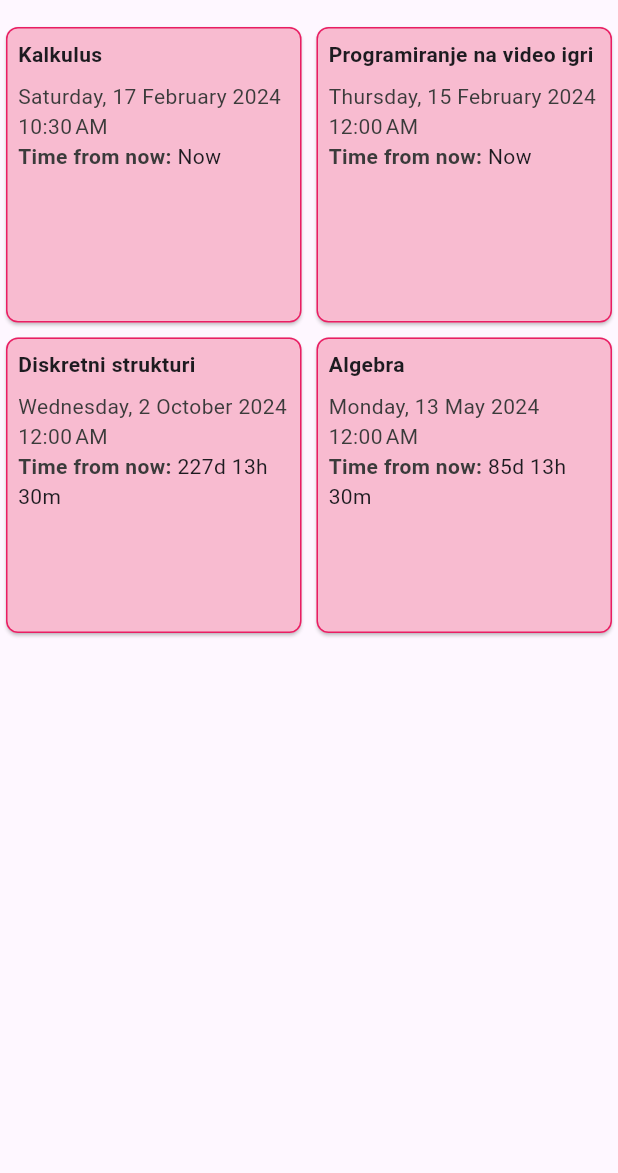
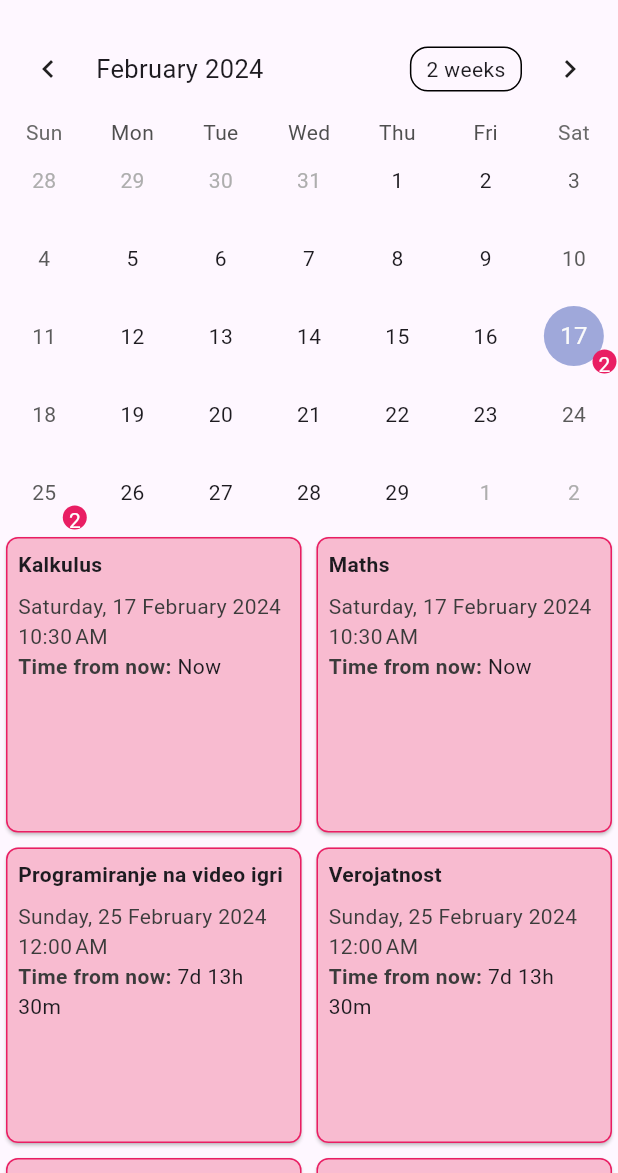
Before and after one commit to josifovskaanastasija/mis-lab-3, a Flutter app: the screen it shows after launch, on a phone screen of 412 x 824 dp, the part 63-1236 px from its top. Run offline on Flutter 3.47's test engine with Material 3 defaults, Android fonts, the light colour scheme and no system bars; drawn by our look-alikes of table_calendar; our stand-ins replace firebase_auth, firebase_core, flutter_local_notifications; accounts and stored records are empty.

Commit message:
Lab 4
calendar + local notifications

```diff
--- a/lib/main.dart
+++ b/lib/main.dart
@@ -4,6 +4,8 @@ import 'package:intl/intl.dart';
 import 'exam.dart';
 import 'firebase_options.dart';
 import 'package:firebase_auth/firebase_auth.dart';
+import 'package:table_calendar/table_calendar.dart';
+import 'package:flutter_local_notifications/flutter_local_notifications.dart';
 
 
 class ExamForm extends StatefulWidget {
@@ -78,6 +80,7 @@ class ExamFormState extends State<ExamForm> {
       String formattedTime = DateFormat('jm').format(timestamp);
       return '$formattedDate $formattedTime';
     }
+
     String? _subjectError;
 
     return Container(
@@ -163,11 +166,56 @@ class ExamFormState extends State<ExamForm> {
 }
 
 
+final FlutterLocalNotificationsPlugin flutterLocalNotificationsPlugin =
+    FlutterLocalNotificationsPlugin();
+
+
 void main() async {
   WidgetsFlutterBinding.ensureInitialized();
   await Firebase.initializeApp(options: DefaultFirebaseOptions.currentPlatform);
+
+const AndroidInitializationSettings initializationSettingsAndroid =
+    AndroidInitializationSettings('@mipmap/ic_launcher');
+
+
+  var initializationSettings = InitializationSettings(
+      android: initializationSettingsAndroid);
+
+  await flutterLocalNotificationsPlugin.initialize(initializationSettings);
+
+
   runApp(const MyApp());
 }
+
+
+Future<void> scheduleNotification(
+    FlutterLocalNotificationsPlugin flutterLocalNotificationsPlugin,
+    Exam exam,
+) async {
+  final DateTime now = DateTime.now();
+  final DateTime notificationTime = exam.timestamp.subtract(const Duration(days: 1));
+
+  if (notificationTime.isAfter(now)) {
+    const AndroidNotificationDetails androidPlatformChannelSpecifics =
+        AndroidNotificationDetails(
+      'exam_channel', 'Exam Notifications',
+      importance: Importance.max,
+      priority: Priority.high,
+      showWhen: false,
+    );
+    const NotificationDetails platformChannelSpecifics =
+        NotificationDetails(android: androidPlatformChannelSpecifics);
+
+    await flutterLocalNotificationsPlugin.schedule(
+      0,
+      'Upcoming Exam',
+      'You have an upcoming exam for ${exam.course} tomorrow!',
+      notificationTime,
+      platformChannelSpecifics,
+    );
+  }
+}
+
 
 class MyApp extends StatelessWidget {
   const MyApp({Key? key});
@@ -214,14 +262,36 @@ class MainListScreen extends StatefulWidget {
 class MainListScreenState extends State<MainListScreen> {
   final List<Exam> exams = [
     Exam(course: 'Kalkulus', timestamp: DateTime.now()),
-    Exam(course: 'Programiranje na video igri', timestamp: DateTime(2024, 02, 15)),
+    Exam(course: 'Maths', timestamp: DateTime.now()),
+    Exam(
+        course: 'Programiranje na video igri',
+        timestamp: DateTime(2024, 02, 25)),
+    Exam(course: 'Verojatnost', timestamp: DateTime(2024, 02, 25)),
     Exam(course: 'Diskretni strukturi', timestamp: DateTime(2024, 10, 02)),
     Exam(course: 'Algebra', timestamp: DateTime(2024, 05, 13)),
   ];
 
+  List<dynamic> _getEventsForDay(DateTime day) {
+    List<dynamic> events = [];
+
+    for (Exam exam in exams) {
+      if (day.year == exam.timestamp.year &&
+          day.month == exam.timestamp.month &&
+          day.day == exam.timestamp.day) {
+        events.add(exam);
+      }
+    }
+
+    return events;
+  }
+
+  CalendarFormat _calendarFormat = CalendarFormat.month;
+  RangeSelectionMode _rangeSelectionMode = RangeSelectionMode.disabled;
+
   @override
   Widget build(BuildContext context) {
     bool isLoggedIn = FirebaseAuth.instance.currentUser != null;
+    bool isDialogOpen = false;
 
     return Scaffold(
       appBar: AppBar(
@@ -247,7 +317,84 @@ class MainListScreenState extends State<MainListScreen> {
           ),
         ],
       ),
-      body: GridView.builder(
+      body: Column(
+        children: [
+          TableCalendar(
+            calendarFormat: _calendarFormat,
+            rangeSelectionMode: _rangeSelectionMode,
+            eventLoader: _getEventsForDay,
+            firstDay: DateTime.utc(
+                2022, 1, 1),
+            lastDay: DateTime.utc(
+                2025, 12, 31),
+            focusedDay: DateTime.now(),
+            onDaySelected: (selectedDay, focusedDay) {
+              print("Selected day: $selectedDay");
+              List<dynamic> examsonday = _getEventsForDay(selectedDay);
+              for (Exam exam in examsonday) {
+                print(" exams: ${exam.course} - ${exam.timestamp}");
+
+
+
+                if (!isDialogOpen) {
+                  isDialogOpen = true;
+                  showDialog(
+                      context: context,
+                      builder: (BuildContext context) {
+                        return AlertDialog(
+                          title: Text(
+                              "Events for ${DateFormat('MMMM d, yyyy').format(selectedDay)}"),
+                          content: Column(
+                            children: examsonday.map((exam) {
+                              return ListTile(
+                                title: Text(exam.course),
+                                subtitle: Text(
+                                    DateFormat('jm').format(exam.timestamp)),
+                              );
+                            }).toList(),
+                          ),
+                          actions: [
+                            ElevatedButton(
+                              onPressed: () {
+                                Navigator.of(context).pop();
+                                isDialogOpen = false;
+                              },
+                              child: Text("Close"),
+                            ),
+                          ],
+                        );
+                      });
+                }
+              }
+            },
+            calendarBuilders: CalendarBuilders(
+              markerBuilder: (context, day, events) {
+                if (events.isNotEmpty) {
+                  return Positioned(
+                    right: 1,
+                    bottom: 1,
+                    child: Container(
+                      decoration: BoxDecoration(
+                        color: Colors.pink,
+                        shape: BoxShape.circle,
+                      ),
+                      width: 16,
+                      height: 16,
+                      child: Center(
+                        child: Text(
+                          events.length.toString(),
+                          style: TextStyle(color: Colors.white),
+                        ),
+                      ),
+                    ),
+                  );
+                }
+                return SizedBox.shrink();
+              },
+            ),
+          ),
+          Expanded(
+            child: GridView.builder(
               gridDelegate: const SliverGridDelegateWithFixedCrossAxisCount(
                 crossAxisCount: 2,
                 crossAxisSpacing: 2.0,
@@ -276,7 +423,8 @@ class MainListScreenState extends State<MainListScreen> {
                         const SizedBox(height: 8.0),
                         Text(
                           formatTimestamp(timestamp),
-                    style: const TextStyle(color: Color.fromARGB(255, 59, 59, 59)),
+                          style: const TextStyle(
+                              color: Color.fromARGB(255, 59, 59, 59)),
                         ),
                         RichText(
                           text: TextSpan(
@@ -300,6 +448,9 @@ class MainListScreenState extends State<MainListScreen> {
                   ),
                 );
               },
+            ),
+          ),
+        ],
       ),
     );
   }
@@ -356,6 +507,7 @@ class MainListScreenState extends State<MainListScreen> {
     setState(() {
       exams.add(exam);
     });
+    scheduleNotification(flutterLocalNotificationsPlugin, exam);
   }
 }
 
@@ -382,8 +534,7 @@ class AuthScreenState extends State<AuthScreen> {
           email: emailInput.text,
           password: passwordInput.text,
         );
-        successDialog(
-            "Login Successful", "You have successfully logged in");
+        successDialog("Login Successful", "You have successfully logged in");
         HomeNavigation();
       } else {
         await _auth.createUserWithEmailAndPassword(
@@ -395,8 +546,7 @@ class AuthScreenState extends State<AuthScreen> {
         LoginNavigation();
       }
     } catch (e) {
-      errorDialog(
-          "Authentication Error", "Error: $e");
+      errorDialog("Authentication Error", "Error: $e");
     }
   }
 
--- a/pubspec.yaml
+++ b/pubspec.yaml
@@ -34,7 +34,8 @@ dependencies:
   firebase_core: ^2.24.2
   intl: ^0.17.0
   cloud_firestore: ^4.14.0
-
+  table_calendar: ^3.0.2
+  flutter_local_notifications: ^10.0.0
 
   # The following adds the Cupertino Icons font to your application.
   # Use with the CupertinoIcons class for iOS style icons.
```
Also changed, not shown: pubspec.lock, 1 other file. Lines whose indentation alone changed are shown as unchanged.
